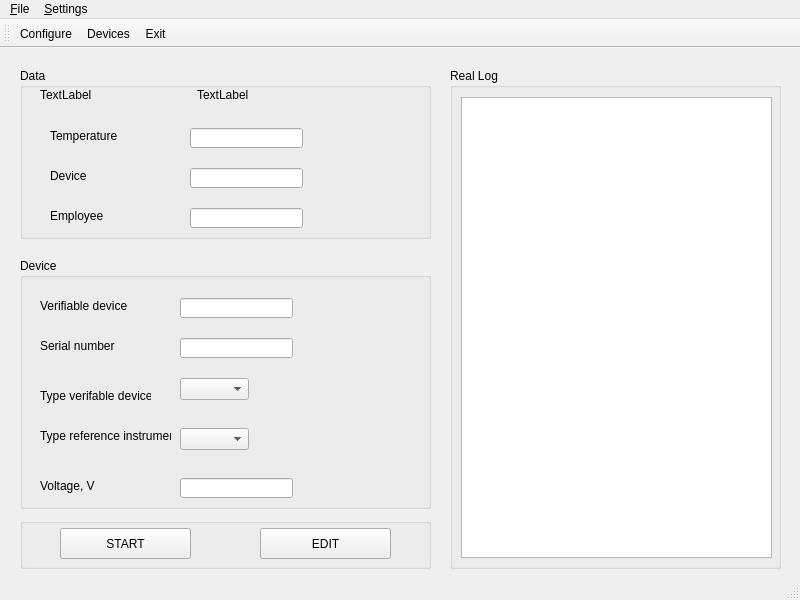
This is mainwindow.ui in Neitron-byte/VKR as Qt 5 draws it before an edit. The edited form follows.
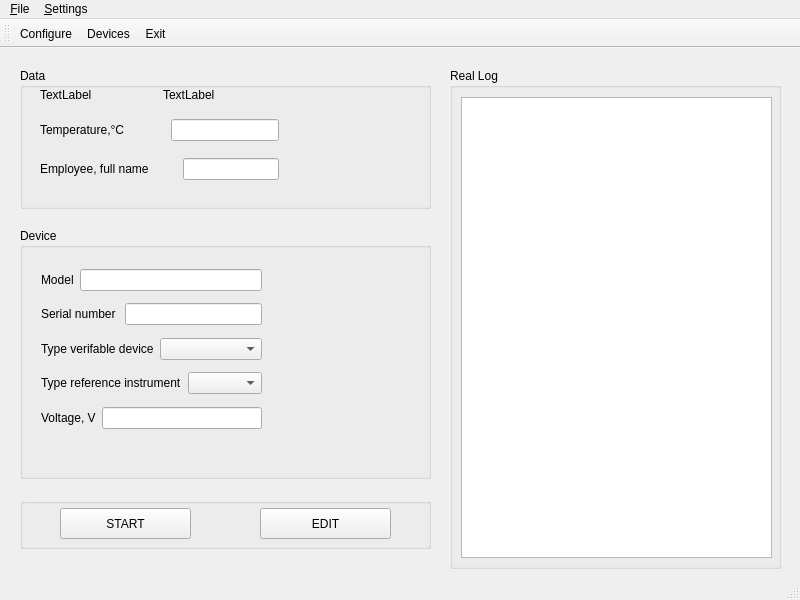
This is the edited form. Icons and pictures are not drawn.

Diff of the .ui file:
```diff
--- a/mainwindow.ui
+++ b/mainwindow.ui
@@ -43,113 +43,134 @@
       <x>20</x>
       <y>20</y>
       <width>411</width>
-      <height>171</height>
+      <height>141</height>
      </rect>
     </property>
+    <property name="sizePolicy">
+     <sizepolicy hsizetype="Preferred" vsizetype="Preferred">
+      <horstretch>0</horstretch>
+      <verstretch>0</verstretch>
+     </sizepolicy>
+    </property>
     <property name="title">
      <string>Data</string>
     </property>
-    <widget class="QLabel" name="label_Temp">
-     <property name="geometry">
-      <rect>
-       <x>30</x>
-       <y>60</y>
-       <width>101</width>
-       <height>16</height>
-      </rect>
-     </property>
-     <property name="text">
-      <string>Temperature</string>
-     </property>
-    </widget>
-    <widget class="QLineEdit" name="lineEdit_Temp">
-     <property name="geometry">
-      <rect>
-       <x>170</x>
-       <y>60</y>
-       <width>113</width>
-       <height>20</height>
-      </rect>
-     </property>
-    </widget>
-    <widget class="QLabel" name="label_Time">
+    <widget class="QWidget" name="">
      <property name="geometry">
       <rect>
        <x>20</x>
        <y>20</y>
-       <width>151</width>
-       <height>13</height>
+       <width>239</width>
+       <height>92</height>
       </rect>
      </property>
-     <property name="text">
-      <string>TextLabel</string>
-     </property>
-    </widget>
-    <widget class="QLabel" name="label_Date">
-     <property name="geometry">
-      <rect>
-       <x>177</x>
-       <y>20</y>
-       <width>150</width>
-       <height>13</height>
-      </rect>
-     </property>
-     <property name="text">
-      <string>TextLabel</string>
-     </property>
-    </widget>
-    <widget class="QLineEdit" name="lineEdit_Dev">
-     <property name="geometry">
-      <rect>
-       <x>170</x>
-       <y>100</y>
-       <width>113</width>
-       <height>20</height>
-      </rect>
-     </property>
-    </widget>
-    <widget class="QLabel" name="label_dev">
-     <property name="geometry">
-      <rect>
-       <x>30</x>
-       <y>100</y>
-       <width>101</width>
-       <height>16</height>
-      </rect>
-     </property>
-     <property name="text">
-      <string>Device</string>
-     </property>
-    </widget>
-    <widget class="QLabel" name="label_dev_Num_2">
-     <property name="geometry">
-      <rect>
-       <x>30</x>
-       <y>140</y>
-       <width>101</width>
-       <height>16</height>
-      </rect>
-     </property>
-     <property name="text">
-      <string>Employee</string>
-     </property>
-    </widget>
-    <widget class="QLineEdit" name="lineEdit_Num_2">
-     <property name="geometry">
-      <rect>
-       <x>170</x>
-       <y>140</y>
-       <width>113</width>
-       <height>20</height>
-      </rect>
-     </property>
+     <layout class="QVBoxLayout" name="verticalLayout">
+      <item>
+       <layout class="QHBoxLayout" name="horizontalLayout">
+        <item>
+         <widget class="QLabel" name="label_Time">
+          <property name="text">
+           <string>TextLabel</string>
+          </property>
+         </widget>
+        </item>
+        <item>
+         <widget class="QLabel" name="label_Date">
+          <property name="text">
+           <string>TextLabel</string>
+          </property>
+         </widget>
+        </item>
+       </layout>
+      </item>
+      <item>
+       <spacer name="verticalSpacer">
+        <property name="orientation">
+         <enum>Qt::Vertical</enum>
+        </property>
+        <property name="sizeHint" stdset="0">
+         <size>
+          <width>20</width>
+          <height>40</height>
+         </size>
+        </property>
+       </spacer>
+      </item>
+      <item>
+       <layout class="QHBoxLayout" name="horizontalLayout_2">
+        <item>
+         <widget class="QLabel" name="label_Temp">
+          <property name="text">
+           <string>Temperature,°C</string>
+          </property>
+         </widget>
+        </item>
+        <item>
+         <spacer name="horizontalSpacer_2">
+          <property name="orientation">
+           <enum>Qt::Horizontal</enum>
+          </property>
+          <property name="sizeHint" stdset="0">
+           <size>
+            <width>40</width>
+            <height>20</height>
+           </size>
+          </property>
+         </spacer>
+        </item>
+        <item>
+         <widget class="QLineEdit" name="lineEdit_Temp"/>
+        </item>
+       </layout>
+      </item>
+      <item>
+       <spacer name="verticalSpacer_2">
+        <property name="orientation">
+         <enum>Qt::Vertical</enum>
+        </property>
+        <property name="sizeHint" stdset="0">
+         <size>
+          <width>20</width>
+          <height>40</height>
+         </size>
+        </property>
+       </spacer>
+      </item>
+      <item>
+       <layout class="QHBoxLayout" name="horizontalLayout_3">
+        <item>
+         <widget class="QLabel" name="label_fullname">
+          <property name="text">
+           <string>Employee, full name</string>
+          </property>
+         </widget>
+        </item>
+        <item>
+         <spacer name="horizontalSpacer">
+          <property name="orientation">
+           <enum>Qt::Horizontal</enum>
+          </property>
+          <property name="sizeHint" stdset="0">
+           <size>
+            <width>40</width>
+            <height>20</height>
+           </size>
+          </property>
+         </spacer>
+        </item>
+        <item>
+         <widget class="QLineEdit" name="lineEdit_fullname"/>
+        </item>
+       </layout>
+      </item>
+     </layout>
     </widget>
    </widget>
    <widget class="QGroupBox" name="groupBox_Data_2">
     <property name="geometry">
      <rect>
       <x>20</x>
-      <y>210</y>
+      <y>180</y>
       <width>411</width>
       <height>251</height>
      </rect>
@@ -157,127 +178,146 @@
     <property name="title">
      <string>Device</string>
     </property>
-    <widget class="QLineEdit" name="lineEdit_Num">
+    <widget class="QWidget" name="">
      <property name="geometry">
       <rect>
-       <x>160</x>
-       <y>80</y>
-       <width>113</width>
-       <height>20</height>
+       <x>21</x>
+       <y>41</y>
+       <width>221</width>
+       <height>160</height>
       </rect>
      </property>
-    </widget>
-    <widget class="QLabel" name="label_dev_Num">
-     <property name="geometry">
-      <rect>
-       <x>20</x>
-       <y>80</y>
-       <width>101</width>
-       <height>16</height>
-      </rect>
-     </property>
-     <property name="text">
-      <string>Serial number </string>
-     </property>
-    </widget>
-    <widget class="QLabel" name="label_dev_2">
-     <property name="geometry">
-      <rect>
-       <x>20</x>
-       <y>40</y>
-       <width>101</width>
-       <height>16</height>
-      </rect>
-     </property>
-     <property name="text">
-      <string>Verifiable device</string>
-     </property>
-    </widget>
-    <widget class="QLineEdit" name="lineEdit_Dev_2">
-     <property name="geometry">
-      <rect>
-       <x>160</x>
-       <y>40</y>
-       <width>113</width>
-       <height>20</height>
-      </rect>
-     </property>
-    </widget>
-    <widget class="QLabel" name="label">
-     <property name="geometry">
-      <rect>
-       <x>20</x>
-       <y>130</y>
-       <width>111</width>
-       <height>16</height>
-      </rect>
-     </property>
-     <property name="text">
-      <string>Type verifable device</string>
-     </property>
-    </widget>
-    <widget class="QComboBox" name="comboBox">
-     <property name="geometry">
-      <rect>
-       <x>160</x>
-       <y>120</y>
-       <width>69</width>
-       <height>22</height>
-      </rect>
-     </property>
-    </widget>
-    <widget class="QComboBox" name="comboBox_2">
-     <property name="geometry">
-      <rect>
-       <x>160</x>
-       <y>170</y>
-       <width>69</width>
-       <height>22</height>
-      </rect>
-     </property>
-    </widget>
-    <widget class="QLabel" name="label_2">
-     <property name="geometry">
-      <rect>
-       <x>20</x>
-       <y>170</y>
-       <width>131</width>
-       <height>16</height>
-      </rect>
-     </property>
-     <property name="text">
-      <string>Type reference instrument</string>
-     </property>
-    </widget>
-    <widget class="QLabel" name="label_dev_3">
-     <property name="geometry">
-      <rect>
-       <x>20</x>
-       <y>220</y>
-       <width>101</width>
-       <height>16</height>
-      </rect>
-     </property>
-     <property name="text">
-      <string>Voltage, V</string>
-     </property>
-    </widget>
-    <widget class="QLineEdit" name="lineEdit_Dev_3">
-     <property name="geometry">
-      <rect>
-       <x>160</x>
-       <y>220</y>
-       <width>113</width>
-       <height>20</height>
-      </rect>
-     </property>
+     <layout class="QVBoxLayout" name="verticalLayout_2">
+      <item>
+       <layout class="QFormLayout" name="formLayout">
+        <item row="0" column="0">
+         <widget class="QLabel" name="label_ver_dev">
+          <property name="text">
+           <string>Model</string>
+          </property>
+         </widget>
+        </item>
+        <item row="0" column="1">
+         <widget class="QLineEdit" name="lineEdit_ver_dev"/>
+        </item>
+       </layout>
+      </item>
+      <item>
+       <spacer name="verticalSpacer_3">
+        <property name="orientation">
+         <enum>Qt::Vertical</enum>
+        </property>
+        <property name="sizeHint" stdset="0">
+         <size>
+          <width>20</width>
+          <height>40</height>
+         </size>
+        </property>
+       </spacer>
+      </item>
+      <item>
+       <layout class="QHBoxLayout" name="horizontalLayout_5">
+        <item>
+         <widget class="QLabel" name="label_dev_Num">
+          <property name="text">
+           <string>Serial number </string>
+          </property>
+         </widget>
+        </item>
+        <item>
+         <widget class="QLineEdit" name="lineEdit_Num"/>
+        </item>
+       </layout>
+      </item>
+      <item>
+       <spacer name="verticalSpacer_4">
+        <property name="orientation">
+         <enum>Qt::Vertical</enum>
+        </property>
+        <property name="sizeHint" stdset="0">
+         <size>
+          <width>20</width>
+          <height>40</height>
+         </size>
+        </property>
+       </spacer>
+      </item>
+      <item>
+       <layout class="QHBoxLayout" name="horizontalLayout_6">
+        <item>
+         <widget class="QLabel" name="label_type_verdev">
+          <property name="text">
+           <string>Type verifable device</string>
+          </property>
+         </widget>
+        </item>
+        <item>
+         <widget class="QComboBox" name="comboBox_typeverdev"/>
+        </item>
+       </layout>
+      </item>
+      <item>
+       <spacer name="verticalSpacer_5">
+        <property name="orientation">
+         <enum>Qt::Vertical</enum>
+        </property>
+        <property name="sizeHint" stdset="0">
+         <size>
+          <width>20</width>
+          <height>40</height>
+         </size>
+        </property>
+       </spacer>
+      </item>
+      <item>
+       <layout class="QHBoxLayout" name="horizontalLayout_7">
+        <item>
+         <widget class="QLabel" name="label_typerefdev">
+          <property name="text">
+           <string>Type reference instrument</string>
+          </property>
+         </widget>
+        </item>
+        <item>
+         <widget class="QComboBox" name="comboBox_typerefdev"/>
+        </item>
+       </layout>
+      </item>
+      <item>
+       <spacer name="verticalSpacer_6">
+        <property name="orientation">
+         <enum>Qt::Vertical</enum>
+        </property>
+        <property name="sizeHint" stdset="0">
+         <size>
+          <width>20</width>
+          <height>40</height>
+         </size>
+        </property>
+       </spacer>
+      </item>
+      <item>
+       <layout class="QHBoxLayout" name="horizontalLayout_8">
+        <item>
+         <widget class="QLabel" name="label_Volt">
+          <property name="text">
+           <string>Voltage, V</string>
+          </property>
+         </widget>
+        </item>
+        <item>
+         <widget class="QLineEdit" name="lineEdit_Volt"/>
+        </item>
+       </layout>
+      </item>
+     </layout>
     </widget>
    </widget>
    <widget class="QGroupBox" name="groupBox_Data_3">
     <property name="geometry">
      <rect>
       <x>20</x>
-      <y>470</y>
+      <y>450</y>
       <width>411</width>
       <height>51</height>
      </rect>
```
Left out of the diff: 2 changed lines with no effect on the pictures.
